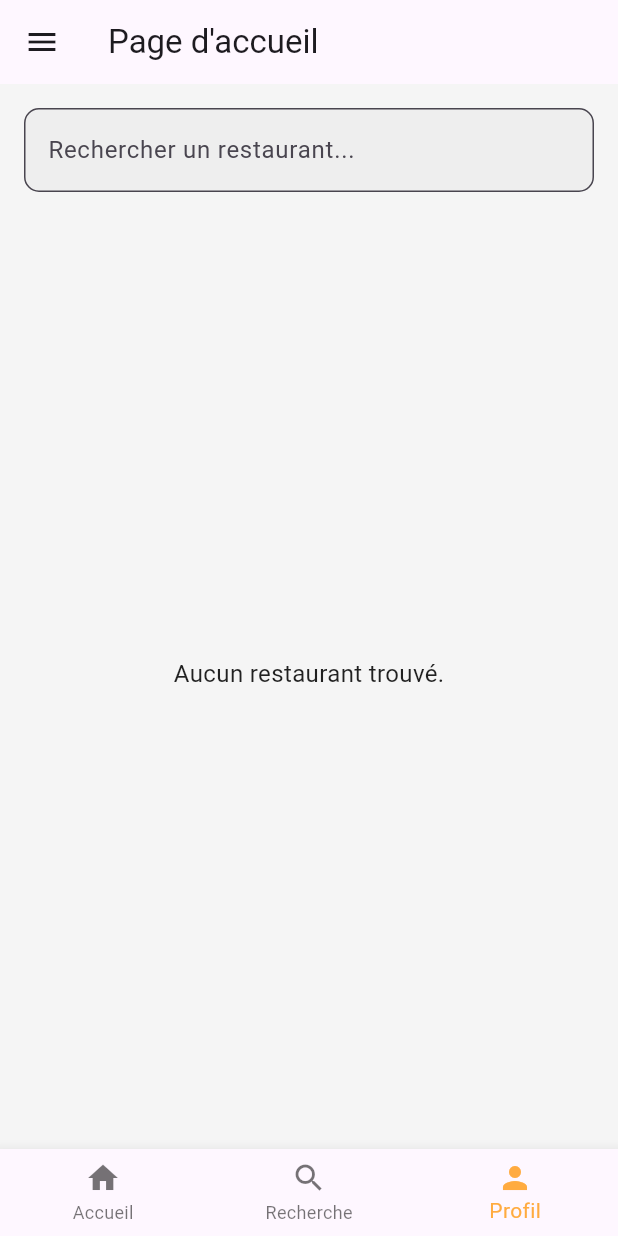
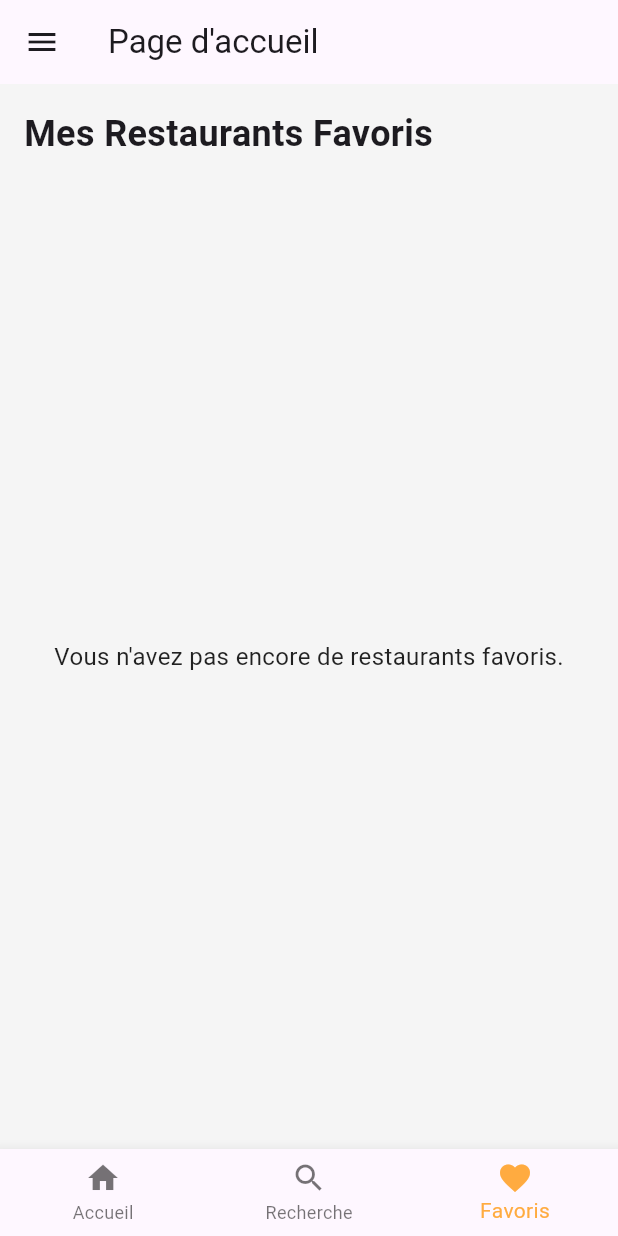
Before and after one commit to IckaeEtu/SAE-4.04-DEVELOPPEMENT-MOBILE, a Flutter app: the HomePage screen opened by its route, item 3 of the bottom bar chosen, on a phone screen of 412 x 824 dp. Run offline on Flutter 3.47's test engine with Material 3 defaults, Android fonts, the phone set to English and light mode, and no system bars; our stand-ins replace go_router, google_maps_flutter, shared_preferences, supabase_flutter; accounts and stored records are empty.

Commit message:
Ajout des favoris et liste favoris ( local )

```diff
--- a/lib/features/HomePage.dart
+++ b/lib/features/HomePage.dart
@@ -2,6 +2,9 @@ import 'package:flutter/material.dart';
 import 'package:go_router/go_router.dart';
 import 'package:google_maps_flutter/google_maps_flutter.dart';
 import 'package:supabase_flutter/supabase_flutter.dart';
+import 'package:provider/provider.dart'; // Import Provider
+import 'package:sae_mobile/features/Favoris/FavorisProvider.dart'; // Import FavoritesProvider
+import 'package:sae_mobile/core/models/Restaurant.dart'; // Import Restaurant model
 
 final supabase = Supabase.instance.client;
 
@@ -143,6 +146,45 @@ class _HomePageState extends State<HomePage> {
     );
   }
 
+  Widget _buildFavorisContent() {
+    final favorisProvider = Provider.of<FavorisProvider>(context);
+    final favoriteRestaurants = favorisProvider.favoriteRestaurants;
+
+    return Padding(
+      padding: const EdgeInsets.all(16.0),
+      child: Column(
+        crossAxisAlignment: CrossAxisAlignment.start,
+        children: [
+          Text("Mes Restaurants Favoris", style: TextStyle(fontSize: 24, fontWeight: FontWeight.bold)),
+          SizedBox(height: 20),
+          Expanded(
+            child: favoriteRestaurants.isEmpty
+                ? Center(child: Text("Vous n'avez pas encore de restaurants favoris.", style: TextStyle(fontSize: 16, color: Colors.black87)))
+                : ListView.builder(
+                    itemCount: favoriteRestaurants.length,
+                    itemBuilder: (context, index) {
+                      final restaurant = favoriteRestaurants[index];
+                      return Card(
+                        child: ListTile(
+                          title: Text(restaurant.nom, style: TextStyle(fontSize: 16, fontWeight: FontWeight.bold)),
+                          subtitle: Text(restaurant.adresse),
+                          trailing: IconButton(
+                            icon: Icon(Icons.delete, color: Colors.red),
+                            onPressed: () {
+                              favorisProvider.removeFavorite(restaurant.id!);
+                            },
+                          ),
+                          onTap: () => context.go('/restaurant/${restaurant.id}'),
+                        ),
+                      );
+                    },
+                  ),
+          ),
+        ],
+      ),
+    );
+  }
+
   @override
   Widget build(BuildContext context) {
     return Scaffold(
@@ -178,12 +220,16 @@ class _HomePageState extends State<HomePage> {
           ],
         ),
       ),
-      body: _selectedIndex == 0 ? _buildHomeContent() : _buildSearchContent(),
+      body: _selectedIndex == 0
+          ? _buildHomeContent()
+          : _selectedIndex == 1
+              ? _buildSearchContent()
+              : _buildFavorisContent(), // Affiche les favoris
       bottomNavigationBar: BottomNavigationBar(
         items: const <BottomNavigationBarItem>[
           BottomNavigationBarItem(icon: Icon(Icons.home), label: 'Accueil'),
           BottomNavigationBarItem(icon: Icon(Icons.search), label: 'Recherche'),
-          BottomNavigationBarItem(icon: Icon(Icons.person), label: 'Profil'),
+          BottomNavigationBarItem(icon: Icon(Icons.favorite), label: 'Favoris'), // Change Profil en Favoris
         ],
         currentIndex: _selectedIndex,
         selectedItemColor: Colors.orangeAccent,
--- a/pubspec.yaml
+++ b/pubspec.yaml
@@ -43,6 +43,7 @@ dependencies:
   google_maps_flutter: ^2.2.3
   google_maps_flutter_android: ^2.2.3
   google_maps_flutter_web: ^0.5.12
+  provider: ^6.1.4
 
 dev_dependencies:
   flutter_test:
```
Also changed, not shown: lib/features/Favoris/FavorisProvider.dart (added, +53 -0 lines), lib/features/restaurants/screens/RestaurantDetailScreen.dart (+24 -1 lines), lib/main.dart (+9 -3 lines).
